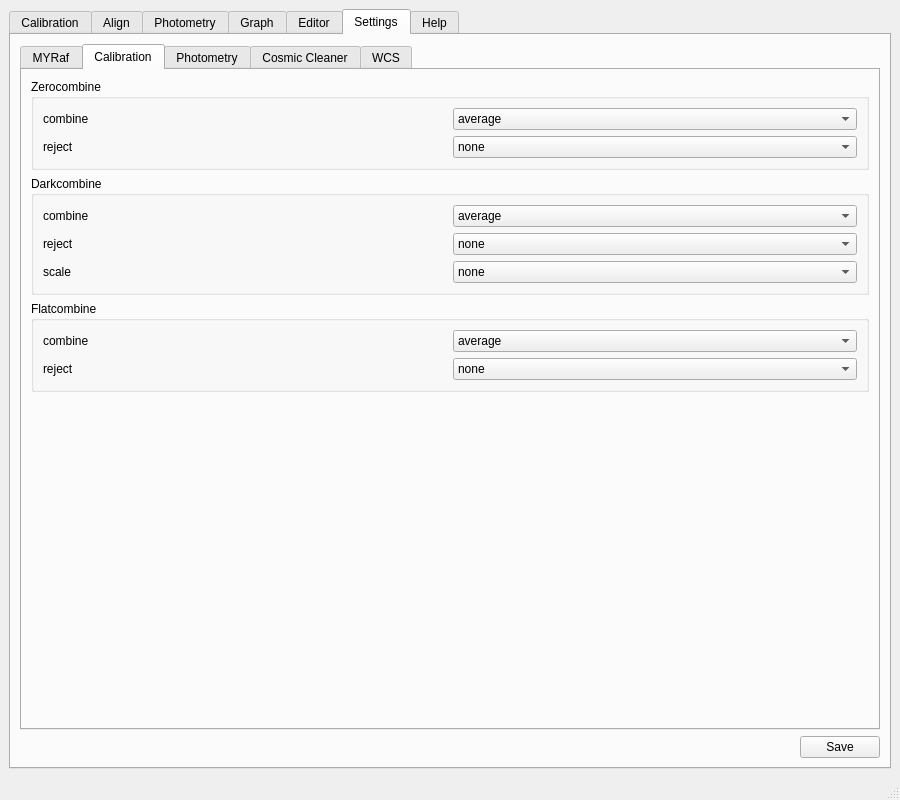
Qt form gui/myraf.ui (myrafproject/myrafproject) before a commit.
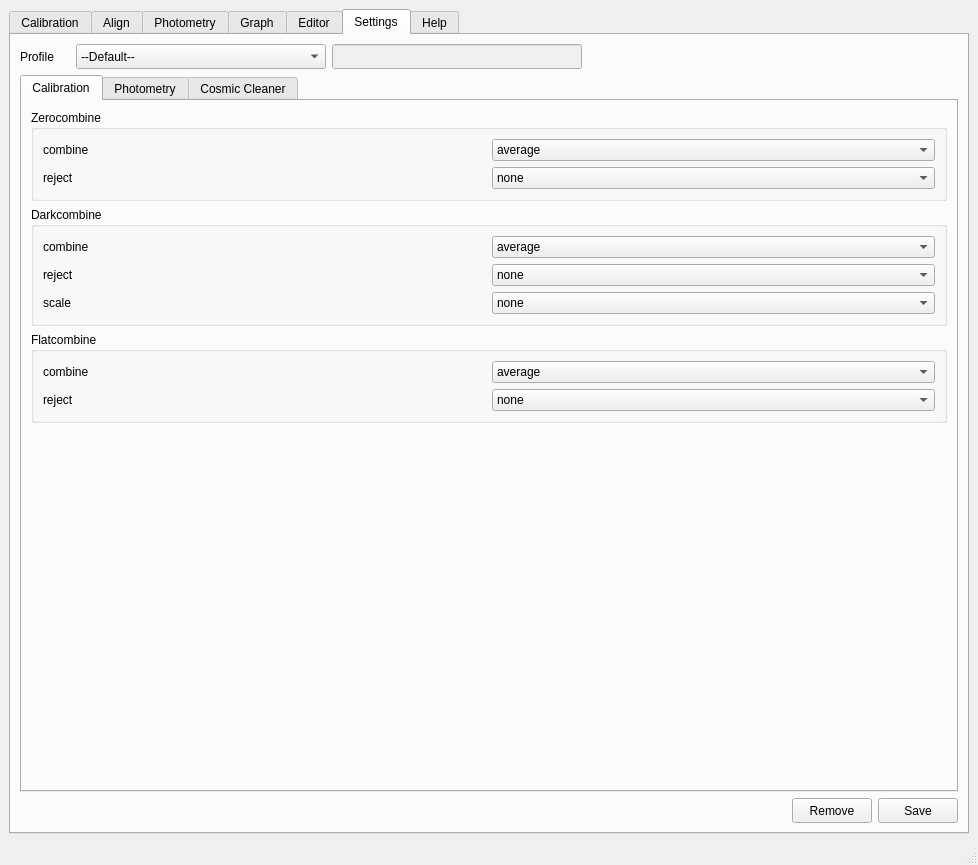
The same form after that commit. The open tabs and pages were chosen to show the change. Custom widgets are drawn as their Qt base class.

Commit message: Settings done. MYRaf V3 is ready for tests

```diff
--- a/gui/myraf.ui
+++ b/gui/myraf.ui
@@ -6,8 +6,8 @@
    <rect>
     <x>0</x>
     <y>0</y>
-    <width>900</width>
-    <height>800</height>
+    <width>978</width>
+    <height>865</height>
    </rect>
   </property>
   <property name="minimumSize">
@@ -1595,36 +1595,88 @@
         <string>Settings</string>
        </attribute>
        <layout class="QGridLayout" name="gridLayout_29">
-        <item row="1" column="0">
-         <spacer name="horizontalSpacer_10">
+        <item row="0" column="0">
+         <widget class="QLabel" name="label_35">
+          <property name="minimumSize">
+           <size>
+            <width>50</width>
+            <height>25</height>
+           </size>
+          </property>
+          <property name="maximumSize">
+           <size>
+            <width>50</width>
+            <height>25</height>
+           </size>
+          </property>
+          <property name="text">
+           <string>Profile</string>
+          </property>
+         </widget>
+        </item>
+        <item row="0" column="1">
+         <widget class="QComboBox" name="settings_profile_selector">
+          <property name="minimumSize">
+           <size>
+            <width>250</width>
+            <height>25</height>
+           </size>
+          </property>
+          <property name="maximumSize">
+           <size>
+            <width>250</width>
+            <height>25</height>
+           </size>
+          </property>
+          <item>
+           <property name="text">
+            <string>--Default--</string>
+           </property>
+          </item>
+          <item>
+           <property name="text">
+            <string>--New--</string>
+           </property>
+          </item>
+         </widget>
+        </item>
+        <item row="0" column="2">
+         <widget class="QLineEdit" name="settings_new_profile">
+          <property name="enabled">
+           <bool>false</bool>
+          </property>
+          <property name="minimumSize">
+           <size>
+            <width>250</width>
+            <height>25</height>
+           </size>
+          </property>
+          <property name="maximumSize">
+           <size>
+            <width>250</width>
+            <height>25</height>
+           </size>
+          </property>
+         </widget>
+        </item>
+        <item row="0" column="3" colspan="3">
+         <spacer name="horizontalSpacer_17">
           <property name="orientation">
            <enum>Qt::Horizontal</enum>
           </property>
           <property name="sizeHint" stdset="0">
            <size>
-            <width>771</width>
+            <width>367</width>
             <height>20</height>
            </size>
           </property>
          </spacer>
         </item>
-        <item row="1" column="1">
-         <widget class="QPushButton" name="settings_save">
-          <property name="text">
-           <string>Save</string>
-          </property>
-         </widget>
-        </item>
-        <item row="0" column="0" colspan="2">
+        <item row="1" column="0" colspan="6">
          <widget class="QTabWidget" name="tabWidget_6">
           <property name="currentIndex">
            <number>0</number>
           </property>
-          <widget class="QWidget" name="tab_28">
-           <attribute name="title">
-            <string>MYRaf</string>
-           </attribute>
-          </widget>
           <widget class="QWidget" name="tab_24">
            <attribute name="title">
             <string>Calibration</string>
@@ -1680,23 +1732,6 @@
                    </item>
                   </widget>
                  </item>
-                 <item row="0" column="1">
-                  <widget class="QComboBox" name="zero_combine">
-                   <property name="currentText">
-                    <string>average</string>
-                   </property>
-                   <item>
-                    <property name="text">
-                     <string>average</string>
-                    </property>
-                   </item>
-                   <item>
-                    <property name="text">
-                     <string>median</string>
-                    </property>
-                   </item>
-                  </widget>
-                 </item>
                  <item row="0" column="0">
                   <widget class="QLabel" name="label_3">
                    <property name="toolTip">
@@ -1710,6 +1745,23 @@
                    </property>
                   </widget>
                  </item>
+                 <item row="0" column="1">
+                  <widget class="QComboBox" name="flat_combine">
+                   <property name="currentText">
+                    <string>average</string>
+                   </property>
+                   <item>
+                    <property name="text">
+                     <string>average</string>
+                    </property>
+                   </item>
+                   <item>
+                    <property name="text">
+                     <string>median</string>
+                    </property>
+                   </item>
+                  </widget>
+                 </item>
                  <item row="1" column="0">
                   <widget class="QLabel" name="label_4">
                    <property name="toolTip">
@@ -1937,6 +1989,23 @@
                    </item>
                   </widget>
                  </item>
+                 <item row="0" column="1">
+                  <widget class="QComboBox" name="zero_combine">
+                   <property name="currentText">
+                    <string>average</string>
+                   </property>
+                   <item>
+                    <property name="text">
+                     <string>average</string>
+                    </property>
+                   </item>
+                   <item>
+                    <property name="text">
+                     <string>median</string>
+                    </property>
+                   </item>
+                  </widget>
+                 </item>
                  <item row="0" column="0">
                   <widget class="QLabel" name="label_10">
                    <property name="toolTip">
@@ -1950,23 +2019,6 @@
                    </property>
                   </widget>
                  </item>
-                 <item row="0" column="1">
-                  <widget class="QComboBox" name="flat_combine">
-                   <property name="currentText">
-                    <string>average</string>
-                   </property>
-                   <item>
-                    <property name="text">
-                     <string>average</string>
-                    </property>
-                   </item>
-                   <item>
-                    <property name="text">
-                     <string>median</string>
-                    </property>
-                   </item>
-                  </widget>
-                 </item>
                  <item row="1" column="0">
                   <widget class="QLabel" name="label_11">
                    <property name="toolTip">
@@ -2547,11 +2599,57 @@
             </item>
            </layout>
           </widget>
-          <widget class="QWidget" name="tab_27">
-           <attribute name="title">
-            <string>WCS</string>
-           </attribute>
-          </widget>
+         </widget>
+        </item>
+        <item row="2" column="0" colspan="4">
+         <spacer name="horizontalSpacer_10">
+          <property name="orientation">
+           <enum>Qt::Horizontal</enum>
+          </property>
+          <property name="sizeHint" stdset="0">
+           <size>
+            <width>771</width>
+            <height>20</height>
+           </size>
+          </property>
+         </spacer>
+        </item>
+        <item row="2" column="4">
+         <widget class="QPushButton" name="settings_remove">
+          <property name="minimumSize">
+           <size>
+            <width>80</width>
+            <height>25</height>
+           </size>
+          </property>
+          <property name="maximumSize">
+           <size>
+            <width>80</width>
+            <height>25</height>
+           </size>
+          </property>
+          <property name="text">
+           <string>Remove</string>
+          </property>
+         </widget>
+        </item>
+        <item row="2" column="5">
+         <widget class="QPushButton" name="settings_save">
+          <property name="minimumSize">
+           <size>
+            <width>80</width>
+            <height>25</height>
+           </size>
+          </property>
+          <property name="maximumSize">
+           <size>
+            <width>80</width>
+            <height>25</height>
+           </size>
+          </property>
+          <property name="text">
+           <string>Save</string>
+          </property>
          </widget>
         </item>
        </layout>
```
Left out of the diff: 397 changed lines with no effect on the pictures. The commit also changes 7 other files.
